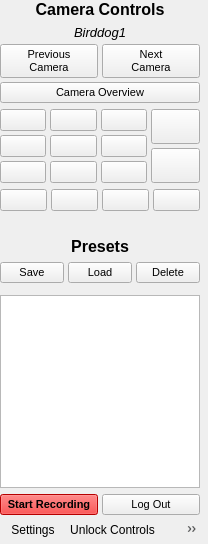
Qt form src/ptz-controls.ui (sc0000/hfmdd-video-system) before a commit.
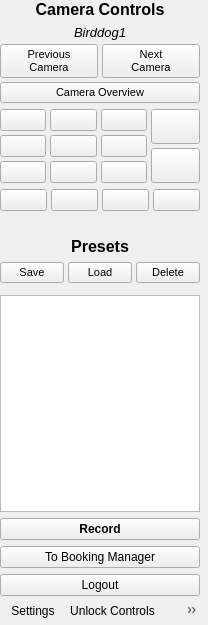
The same form after that commit. Icons and pictures are not drawn. Custom widgets are drawn as their Qt base class.

Commit message: separate login dialog, layout pass

```diff
--- a/src/ptz-controls.ui
+++ b/src/ptz-controls.ui
@@ -7,7 +7,7 @@
     <x>0</x>
     <y>0</y>
     <width>208</width>
-    <height>544</height>
+    <height>625</height>
    </rect>
   </property>
   <property name="maximumSize">
@@ -751,50 +751,30 @@
          </widget>
         </item>
         <item>
-         <layout class="QHBoxLayout" name="startRecordingHorizontalLayout">
-          <property name="spacing">
-           <number>4</number>
-          </property>
+         <layout class="QVBoxLayout" name="recordButtonLayout">
           <item>
            <widget class="QPushButton" name="recordButton">
-            <property name="minimumSize">
-             <size>
-              <width>22</width>
-              <height>20</height>
-             </size>
-            </property>
             <property name="font">
              <font>
-              <pointsize>8</pointsize>
               <bold>true</bold>
              </font>
             </property>
-            <property name="styleSheet">
-             <string notr="true">font-size: 8pt; background-color: red;</string>
+            <property name="text">
+             <string>Record</string>
             </property>
+           </widget>
+          </item>
+          <item>
+           <widget class="QPushButton" name="toBookingManagerButton">
             <property name="text">
-             <string>Start Recording</string>
+             <string>To Booking Manager</string>
             </property>
            </widget>
           </item>
           <item>
            <widget class="QPushButton" name="logoutButton">
-            <property name="minimumSize">
-             <size>
-              <width>22</width>
-              <height>20</height>
-             </size>
-            </property>
-            <property name="font">
-             <font>
-              <pointsize>8</pointsize>
-             </font>
-            </property>
-            <property name="styleSheet">
-             <string notr="true">font-size: 8pt;</string>
-            </property>
             <property name="text">
-             <string>Log Out</string>
+             <string>Logout</string>
             </property>
            </widget>
           </item>
```
The commit also changes 13 other files.
